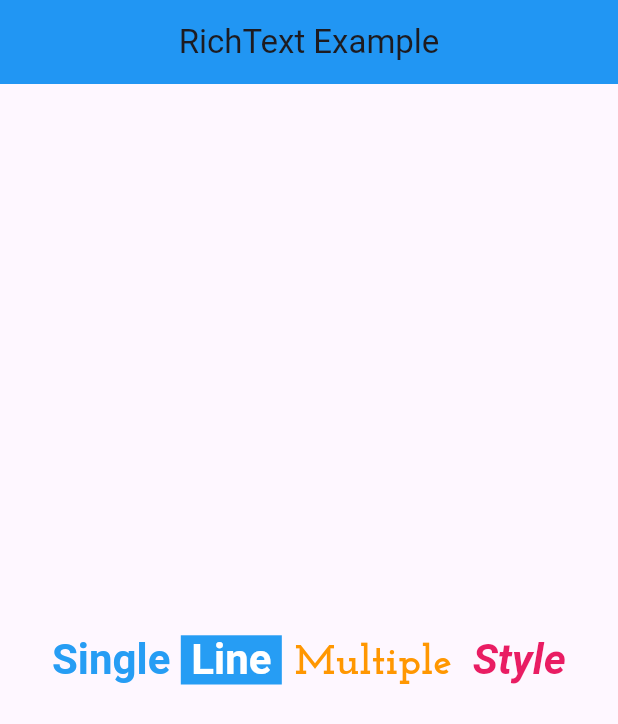
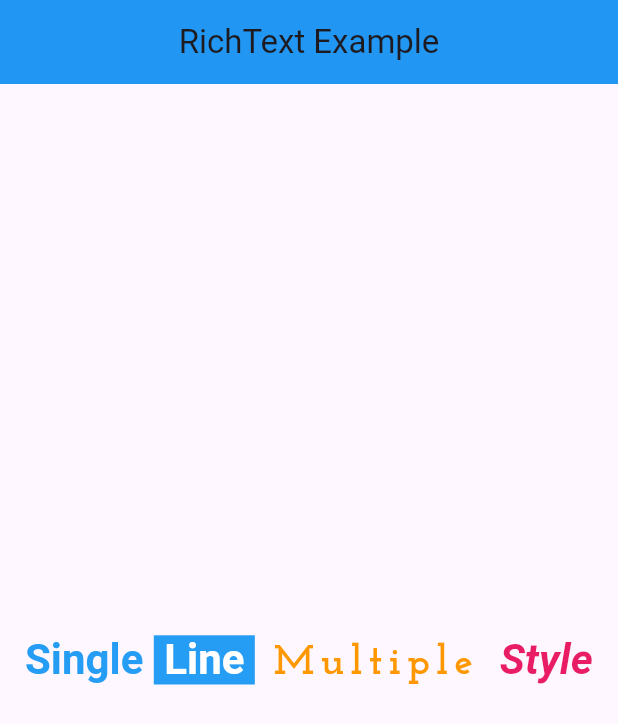
Before and after one commit to Zimil-Patel/prtwo, a Flutter app: the screen it shows after launch, on a phone screen of 412 x 824 dp. Shown: the top 724 px of the screen. Run offline on Flutter 3.47's test engine with Material 3 defaults, Android fonts, the phone set to English and light mode, and no system bars.

Commit message:
17-01-2024

```diff
--- a/lib/main.dart
+++ b/lib/main.dart
@@ -503,7 +503,7 @@ class MyApp extends StatelessWidget{
               children: [
                 TextSpan(text: 'Single ', style: TextStyle(color: Color(0xff269df4))),
                 TextSpan(text: ' Line ', style: TextStyle(backgroundColor: Color(0xff269df4), color: Colors.white)),
-                TextSpan(text: ' Multiple', style: TextStyle(color: Color(0xffff9701), fontFamily: 'CustomFont')),
+                TextSpan(text: ' Multiple', style: TextStyle(color: Color(0xffff9701), fontFamily: 'CustomFont', letterSpacing: 4)),
                 TextSpan(text: '  Style', style: TextStyle(color: Color(0xffe91d63), fontStyle: FontStyle.italic))
               ]
             ),
```
Also changed, not shown: Snaps/Screenshot_20240117_131924.png (deleted), Snaps/Screenshot_20240117_210444.png (added).
